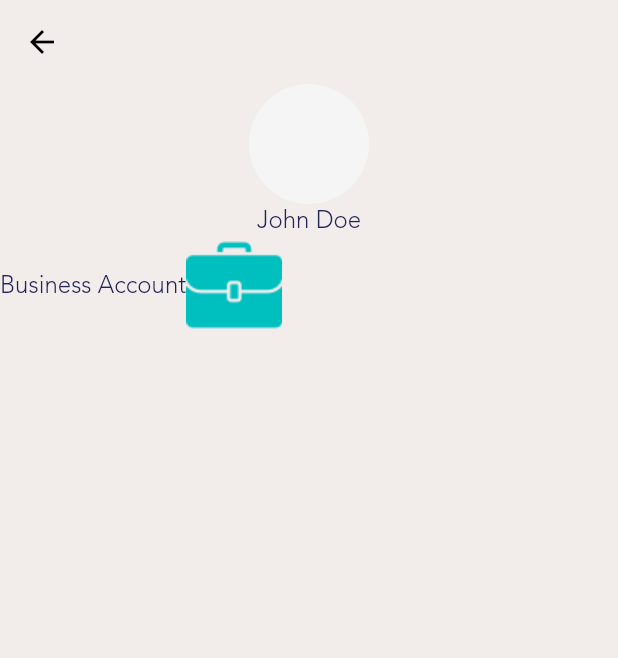
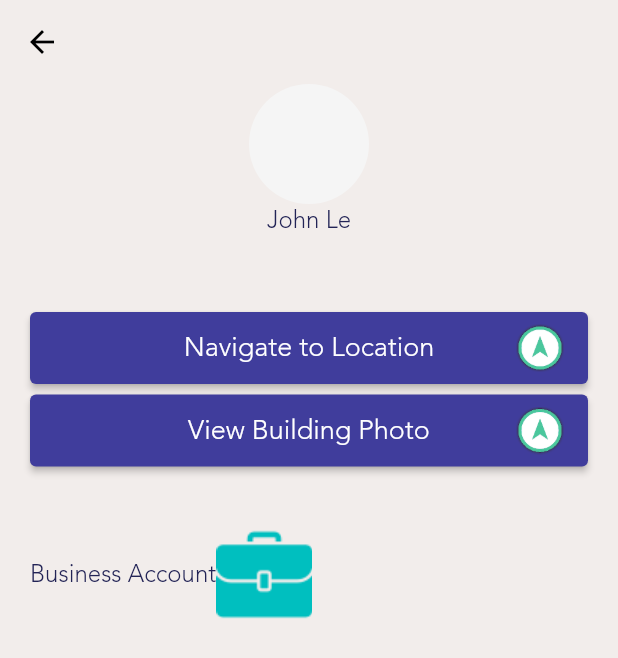
Before and after one commit to OlegTanchynDev/bynext1, a Flutter app: the CustomerPickupStep1 screen opened by its route, on a phone screen of 412 x 824 dp. Shown: the top 658 px of the screen. Run offline on Flutter 3.47's test engine with Material 2 defaults, Android fonts, the phone set to English and light mode, and no system bars; our stand-ins replace bloc, device_info, equatable, flutter_bloc, geolocator, google_maps_flutter and 6 more; missing offline and left inert: background_locator, flutter_is_emulator, location_permissions, map_launcher; accounts and stored records are empty.

Commit message:
Add buttons

```diff
--- a/lib/screen/pickup/customer_pickup_step1.dart
+++ b/lib/screen/pickup/customer_pickup_step1.dart
@@ -8,31 +8,99 @@ class CustomerPickupStep1 extends StatelessWidget {
 
   @override
   Widget build(BuildContext context) {
-    return BlocListener<StartJobBloc, StartJobState>(
-      listener: (context, jobState) {
-        if (jobState is ReadyToStartJobState && jobState.task?.meta?.firstOrder == true) {
-          //showNotificationDialog();
+    return BlocConsumer<StartJobBloc, StartJobState>(
+      listener: (context, jobState) async {
+        if (jobState is ReadyToStartJobState &&
+          jobState.task?.meta?.firstOrder == true) {
+          await showCustomDialog2<void>(context, child: Container(
+            width: 60,
+            height: 60,
+            color: Colors.red,
+          ));
         }
       },
-      child: Scaffold(
+      builder: (context, jobState) {
+        return Scaffold(
           appBar: AppBar(
 //        title: AppBarTitle(
 //        ),
           ),
-      body: Column(
+          body: Stack(
+            children: <Widget>[
+              jobState is ReadyToStartJobState &&
+                jobState.task?.meta?.firstOrder == true ? Align(
+                child: Container(
+                  width: 50,
+                  height: 50,
+                  color: Colors.green,
+                ),
+              ) : Container(),
+              Container(
+                padding: EdgeInsets.symmetric(horizontal: 20).copyWith(bottom: 14),
+                child: Column(
                   children: <Widget>[
                     CircleAvatar(
                       radius: 40,
                     ),
-          Text('John Doe'),
-          Row(children: <Widget>[
+                    Text('John Le'),
+                    SizedBox(
+                      height: 50,
+                    ),
+                    RaisedButton(
+                      child: Stack(
+                        alignment: Alignment.center,
+                        children: <Widget>[
+                          Text(
+                            "Navigate to Location",
+                            textAlign: TextAlign.center,
+                          ),
+                          Align(
+                            alignment: Alignment.centerRight,
+                            child: IconButton(icon :Image.asset("assets/images/navigation-icon.png"))
+                          )
+                        ],
+                      ),
+                      onPressed: () {
+//                        launchMaps(context, shift.startLocationLat, shift.startLocationLng);
+                      }
+                    ),
+                    SizedBox(
+                      height: 7,
+                    ),
+                    RaisedButton(
+                      child: Stack(
+                        alignment: Alignment.center,
+                        children: <Widget>[
+                          Text(
+                            "View Building Photo",
+                            textAlign: TextAlign.center,
+                          ),
+
+                          Align(
+                            alignment: Alignment.centerRight,
+                            child: IconButton(icon :Image.asset("assets/images/navigation-icon.png"))
+                          ),
+                        ],
+                      ),
+                      onPressed: (){},
+                    ),
+                    SizedBox(
+                      height: 40,
+                    ),
+
+                    Row(
+                      children: <Widget>[
                         Text('Business Account'),
                         Image.asset('assets/images/business.png'),
-          ],)
+                      ],
+                    )
                   ],
                 ),
               ),
+            ],
+          ),
+        );
+      },
     );
   }
-
 }
```
Lines whose indentation alone changed are shown as unchanged.
